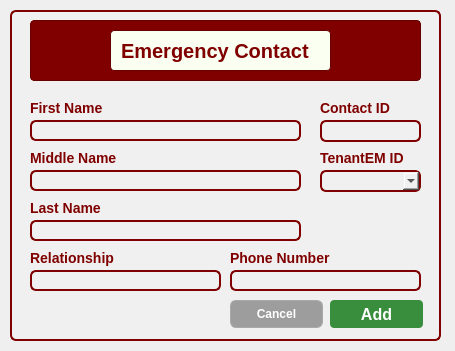
Old version of the form CCC151-Group--BH-Management-System/UI_Files/AddEmergencyContact.ui in the repository Kris2103/CCC151-Group--BH-Management-System.
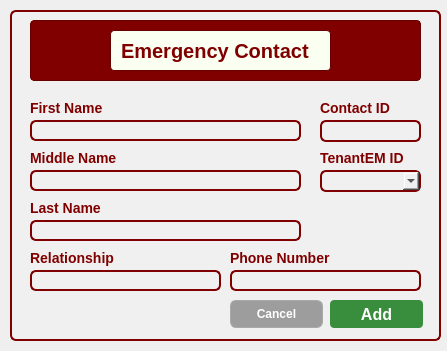
New version of the form.

Diff of the .ui file:
```diff
--- a/CCC151-Group--BH-Management-System/UI_Files/AddEmergencyContact.ui
+++ b/CCC151-Group--BH-Management-System/UI_Files/AddEmergencyContact.ui
@@ -6,7 +6,7 @@
    <rect>
     <x>0</x>
     <y>0</y>
-    <width>455</width>
+    <width>447</width>
     <height>351</height>
    </rect>
   </property>
```
